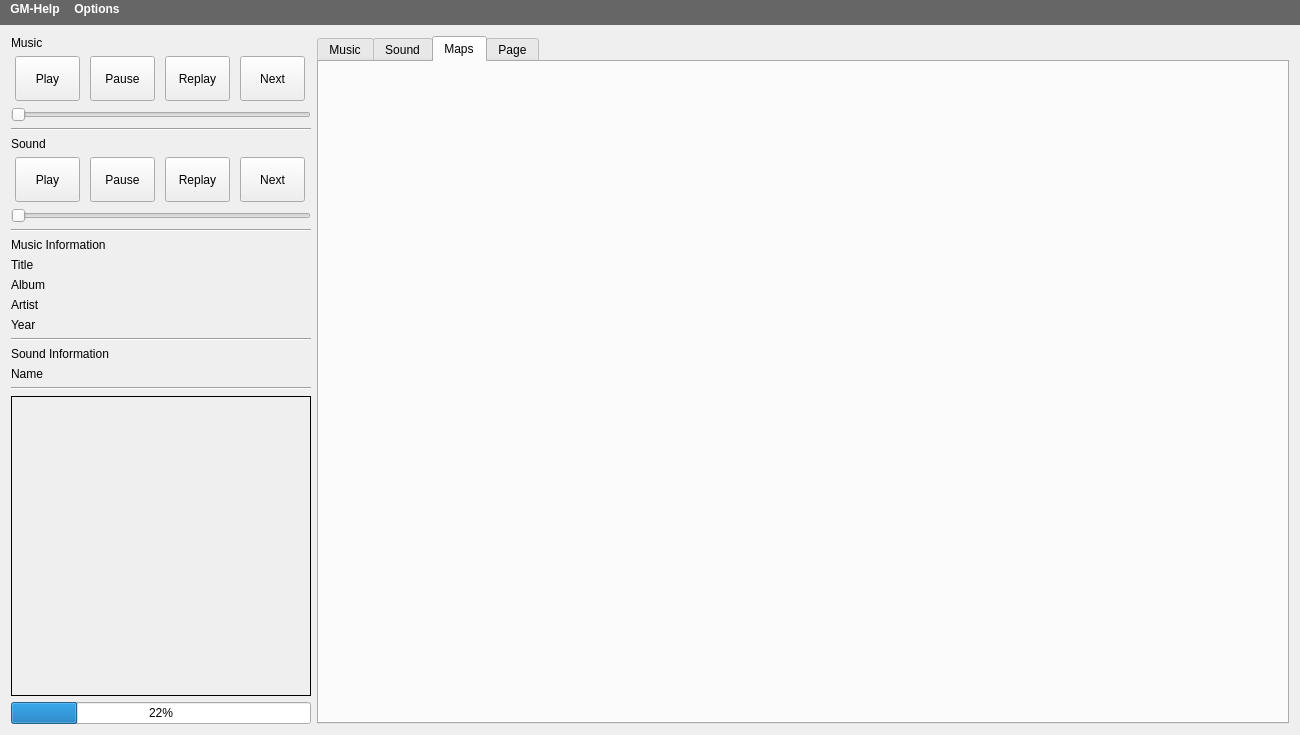
PhilInTheGaps/GM-Companion, file C++Project/GM-Companion/mainwindow.ui: the form before one commit.
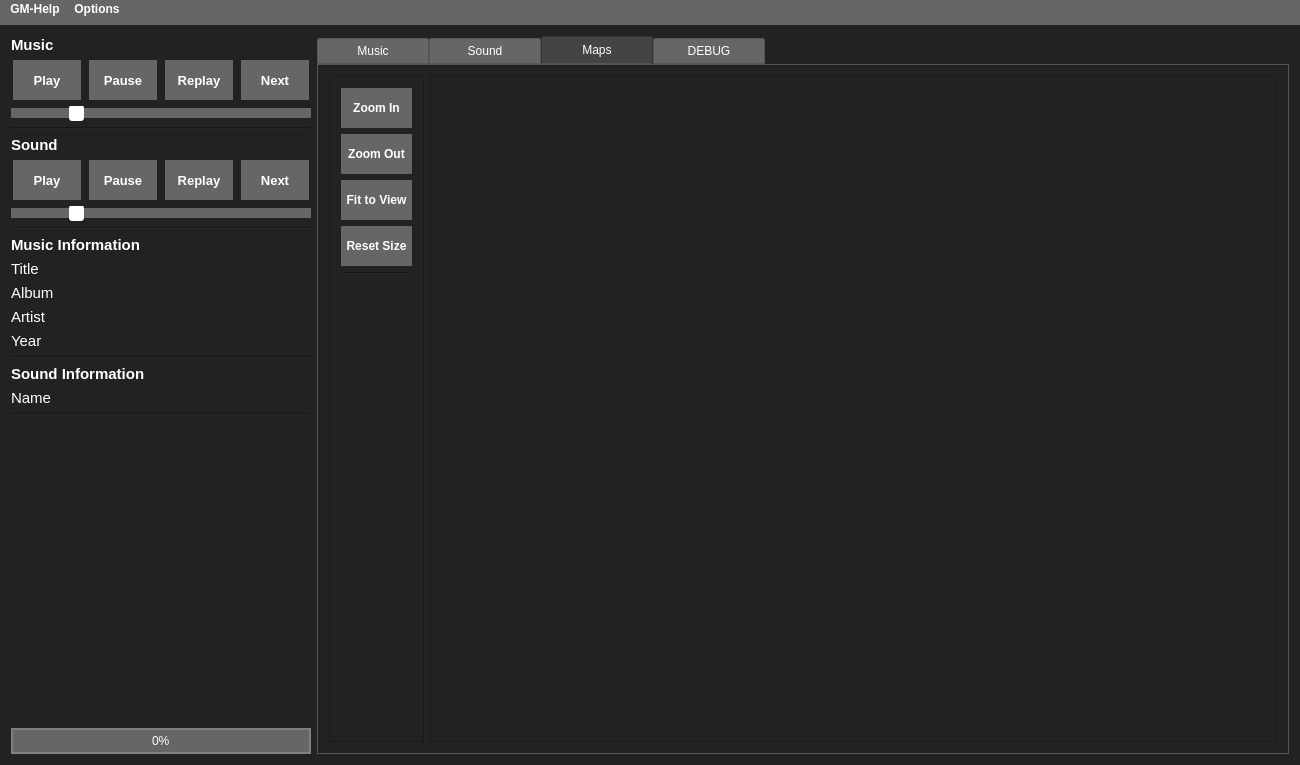
The form after the commit. The open tabs and pages were chosen to show the change. Icons and pictures are not drawn.

Diff of the .ui file:
```diff
--- a/C++Project/GM-Companion/mainwindow.ui
+++ b/C++Project/GM-Companion/mainwindow.ui
@@ -7,7 +7,7 @@
     <x>0</x>
     <y>0</y>
     <width>1300</width>
-    <height>720</height>
+    <height>727</height>
    </rect>
   </property>
   <property name="sizePolicy">
@@ -26,6 +26,181 @@
   <property name="autoFillBackground">
    <bool>false</bool>
   </property>
+  <property name="styleSheet">
+   <string notr="true">QWidget {
+	background-color: #222222;
+	color: rgb(255, 255, 255);
+}
+
+QMenuBar{
+background-color: rgb(102, 102, 102);
+}
+
+QPushButton{
+background-color: rgb(102, 102, 102);
+border: 1px;
+padding: 5px;
+min-width: 40px;
+min-height: 30px;
+}
+
+QPushButton:pressed{
+background-color: rgb(51, 51, 51);
+}
+
+QPushButton:hover:!pressed{
+background-color: rgb(85, 85, 85);
+}
+
+QSlider::groove:horizontal {
+    border: transparent;
+	height: 10px;
+	background-color: rgb(102, 102, 102);
+    margin: 5px 0;
+}
+
+QSlider::handle:horizontal {
+    background: white;
+    border: transparent;
+    width: 15px;
+    margin: -3px 0;
+    border-radius: 3px;
+}
+
+QProgressBar {
+    border: 2px solid grey;
+	background-color: rgb(102, 102, 102);
+    border-radius: 0px;
+	text-align: center;
+}
+
+QProgressBar::chunk {
+    background-color: #222222;
+    width: 1px;
+}
+
+QTabWidget::pane { /* The tab widget frame */
+    border: 1px solid #555555;
+}
+
+QTabWidget::tab-bar {
+    left: 0px;
+}
+
+QTabBar::tab {
+	background-color: rgb(102, 102, 102);
+    border: 1px solid #555555;
+    border-top-left-radius: 2px;
+    border-top-right-radius: 2px;
+    min-width: 100px;
+    padding: 5px;
+}
+
+QTabBar::tab:selected, QTabBar::tab:hover {
+    background: #555555;
+}
+
+QTabBar::tab:selected {
+    border-color: #333333;
+    border-bottom-color: #555555; /* same as pane color */
+	background-color: rgb(68, 68, 68);
+}
+
+QTabBar::tab:!selected {
+    margin-top: 2px; /* make non-selected tabs look smaller */
+}
+
+QToolBox::tab {
+background-color: rgb(102, 102, 102);
+    border-radius: 1px;
+}
+
+QToolBox::tab:hover:!pressed {
+background-color: rgb(85, 85, 85);
+}
+
+QToolBox::tab:!pressed {
+background-color: rgb(51, 51, 51);
+}
+
+QToolBox::tab:selected { 
+    font: italic, bold;
+}
+
+QTableView{
+selection-background-color: rgb(68, 68, 68);
+}
+
+QTableView QTableCornerButton::section {
+background-color: rgb(34, 34, 34);
+}
+
+QTableView::item {
+    hborder: 5px solid rgba(68, 119, 170, 150);
+	
+	background-color: #333333;
+}
+
+QTableView::item:selected {
+	background-color: #777777;
+}
+
+QTableView, QHeaderView::section {    
+	background-color: rgb(34, 34, 34);
+}
+
+QScrollBar:horizontal {
+    border: 2px solid #222222;
+    background-color: #333333;
+    height: 15px;
+    margin: 0px 20px 0 20px;
+}
+QScrollBar::handle:horizontal {
+    background-color: #222222;
+    min-width: 20px;
+}
+QScrollBar::add-line:horizontal {
+    border: 2px solid #444444;
+    background: #222222;
+    width: 20px;
+    subcontrol-position: right;
+    subcontrol-origin: margin;
+}
+
+QScrollBar::sub-line:horizontal {
+    border: 2px solid #444444;
+    background: #222222;
+    width: 20px;
+    subcontrol-position: left;
+    subcontrol-origin: margin;
+}
+
+QScrollBar:vertical {
+    border: 2px solid #222222;
+    background-color: #333333;
+    width: 15px;
+    margin: 20px 0px 20 0px;
+}
+QScrollBar::handle:vertical {
+    background-color: #222222;
+    min-height: 20px;
+}
+QScrollBar::add-line:vertical {
+    border: 2px solid #444444;
+    background: #222222;
+    height: 20px;
+    subcontrol-position: bottom;
+    subcontrol-origin: margin;
+}
+
+QScrollBar::sub-line:vertical {
+    border: 2px solid #444444;
+    background: #222222;
+    height: 20px;
+    subcontrol-position: top;
+    subcontrol-origin: margin;
+}</string>
+  </property>
   <property name="tabShape">
    <enum>QTabWidget::Triangular</enum>
   </property>
@@ -47,6 +222,13 @@
           <verstretch>0</verstretch>
          </sizepolicy>
         </property>
+        <property name="font">
+         <font>
+          <pointsize>11</pointsize>
+          <weight>75</weight>
+          <bold>true</bold>
+         </font>
+        </property>
         <property name="text">
          <string>Music</string>
         </property>
@@ -67,19 +249,35 @@
           </property>
           <property name="minimumSize">
            <size>
-            <width>65</width>
-            <height>45</height>
+            <width>50</width>
+            <height>40</height>
            </size>
           </property>
           <property name="maximumSize">
            <size>
-            <width>65</width>
+            <width>68</width>
             <height>45</height>
            </size>
           </property>
+          <property name="font">
+           <font>
+            <pointsize>10</pointsize>
+            <weight>75</weight>
+            <bold>true</bold>
+           </font>
+          </property>
           <property name="text">
            <string>Play</string>
           </property>
+          <property name="autoDefault">
+           <bool>false</bool>
+          </property>
+          <property name="default">
+           <bool>false</bool>
+          </property>
+          <property name="flat">
+           <bool>false</bool>
+          </property>
          </widget>
         </item>
         <item>
@@ -92,16 +290,23 @@
           </property>
           <property name="minimumSize">
            <size>
-            <width>65</width>
-            <height>45</height>
+            <width>50</width>
+            <height>40</height>
            </size>
           </property>
           <property name="maximumSize">
            <size>
-            <width>65</width>
+            <width>68</width>
             <height>45</height>
            </size>
           </property>
+          <property name="font">
+           <font>
+            <pointsize>10</pointsize>
+            <weight>75</weight>
+            <bold>true</bold>
+           </font>
+          </property>
           <property name="text">
            <string>Pause</string>
           </property>
@@ -117,16 +322,23 @@
           </property>
           <property name="minimumSize">
            <size>
-            <width>65</width>
-            <height>45</height>
+            <width>50</width>
+            <height>40</height>
            </size>
           </property>
           <property name="maximumSize">
            <size>
-            <width>65</width>
+            <width>68</width>
             <height>45</height>
            </size>
           </property>
+          <property name="font">
+           <font>
+            <pointsize>10</pointsize>
+            <weight>75</weight>
+            <bold>true</bold>
+           </font>
+          </property>
           <property name="text">
            <string>Replay</string>
           </property>
@@ -142,16 +354,23 @@
           </property>
           <property name="minimumSize">
            <size>
-            <width>65</width>
-            <height>45</height>
+            <width>50</width>
+            <height>40</height>
            </size>
           </property>
           <property name="maximumSize">
            <size>
-            <width>65</width>
+            <width>68</width>
             <height>45</height>
            </size>
           </property>
+          <property name="font">
+           <font>
+            <pointsize>10</pointsize>
+            <weight>75</weight>
+            <bold>true</bold>
+           </font>
+          </property>
           <property name="text">
            <string>Next</string>
           </property>
@@ -173,6 +392,12 @@
           <height>0</height>
          </size>
         </property>
+        <property name="toolTip">
+         <string>Music Volume</string>
+        </property>
+        <property name="value">
+         <number>20</number>
+        </property>
         <property name="orientation">
          <enum>Qt::Horizontal</enum>
         </property>
@@ -193,6 +418,13 @@
           <verstretch>0</verstretch>
          </sizepolicy>
         </property>
+        <property name="font">
+         <font>
+          <pointsize>11</pointsize>
+          <weight>75</weight>
+          <bold>true</bold>
+         </font>
+        </property>
         <property name="text">
          <string>Sound</string>
         </property>
@@ -210,16 +442,23 @@
           </property>
           <property name="minimumSize">
            <size>
-            <width>65</width>
-            <height>45</height>
+            <width>50</width>
+            <height>40</height>
            </size>
           </property>
           <property name="maximumSize">
            <size>
-            <width>65</width>
+            <width>68</width>
             <height>45</height>
            </size>
           </property>
+          <property name="font">
+           <font>
+            <pointsize>10</pointsize>
+            <weight>75</weight>
+            <bold>true</bold>
+           </font>
+          </property>
           <property name="text">
            <string>Play</string>
           </property>
@@ -235,16 +474,23 @@
           </property>
           <property name="minimumSize">
            <size>
-            <width>65</width>
-            <height>45</height>
+            <width>50</width>
+            <height>40</height>
            </size>
           </property>
           <property name="maximumSize">
            <size>
-            <width>65</width>
+            <width>68</width>
             <height>45</height>
            </size>
           </property>
+          <property name="font">
+           <font>
+            <pointsize>10</pointsize>
+            <weight>75</weight>
+            <bold>true</bold>
+           </font>
+          </property>
           <property name="text">
            <string>Pause</string>
           </property>
@@ -260,16 +506,23 @@
           </property>
           <property name="minimumSize">
            <size>
-            <width>65</width>
-            <height>45</height>
+            <width>50</width>
+            <height>40</height>
            </size>
           </property>
           <property name="maximumSize">
            <size>
-            <width>65</width>
+            <width>68</width>
             <height>45</height>
            </size>
           </property>
+          <property name="font">
+           <font>
+            <pointsize>10</pointsize>
+            <weight>75</weight>
+            <bold>true</bold>
+           </font>
+          </property>
           <property name="text">
            <string>Replay</string>
           </property>
@@ -285,16 +538,23 @@
           </property>
           <property name="minimumSize">
            <size>
-            <width>65</width>
-            <height>45</height>
+            <width>50</width>
+            <height>40</height>
            </size>
           </property>
           <property name="maximumSize">
            <size>
-            <width>65</width>
+            <width>68</width>
             <height>45</height>
            </size>
           </property>
+          <property name="font">
+           <font>
+            <pointsize>10</pointsize>
+            <weight>75</weight>
+            <bold>true</bold>
+           </font>
+          </property>
           <property name="text">
            <string>Next</string>
           </property>
@@ -316,6 +576,12 @@
           <height>0</height>
          </size>
         </property>
+        <property name="toolTip">
+         <string>Sound Volume</string>
+        </property>
+        <property name="value">
+         <number>20</number>
+        </property>
         <property name="orientation">
          <enum>Qt::Horizontal</enum>
         </property>
@@ -342,6 +608,13 @@
           <verstretch>0</verstretch>
          </sizepolicy>
         </property>
+        <property name="font">
+         <font>
+          <pointsize>11</pointsize>
+          <weight>75</weight>
+          <bold>true</bold>
+         </font>
+        </property>
         <property name="text">
          <string>Music Information</string>
         </property>
@@ -355,6 +628,11 @@
           <verstretch>0</verstretch>
          </sizepolicy>
         </property>
+        <property name="font">
+         <font>
+          <pointsize>11</pointsize>
+         </font>
+        </property>
         <property name="text">
          <string>Title</string>
         </property>
@@ -368,6 +646,11 @@
           <verstretch>0</verstretch>
          </sizepolicy>
         </property>
+        <property name="font">
+         <font>
+          <pointsize>11</pointsize>
+         </font>
+        </property>
         <property name="text">
          <string>Album</string>
         </property>
@@ -381,6 +664,11 @@
           <verstretch>0</verstretch>
          </sizepolicy>
         </property>
+        <property name="font">
+         <font>
+          <pointsize>11</pointsize>
+         </font>
+        </property>
         <property name="text">
          <string>Artist</string>
         </property>
@@ -394,6 +682,11 @@
           <verstretch>0</verstretch>
          </sizepolicy>
         </property>
+        <property name="font">
+         <font>
+          <pointsize>11</pointsize>
+         </font>
+        </property>
         <property name="text">
          <string>Year</string>
         </property>
@@ -420,6 +713,13 @@
           <verstretch>0</verstretch>
          </sizepolicy>
         </property>
+        <property name="font">
+         <font>
+          <pointsize>11</pointsize>
+          <weight>75</weight>
+          <bold>true</bold>
+         </font>
+        </property>
         <property name="text">
          <string>Sound Information</string>
         </property>
@@ -433,6 +733,11 @@
           <verstretch>0</verstretch>
          </sizepolicy>
         </property>
+        <property name="font">
+         <font>
+          <pointsize>11</pointsize>
+         </font>
+        </property>
         <property name="text">
          <string>Name</string>
         </property>
@@ -466,7 +771,7 @@
          </size>
         </property>
         <property name="frameShape">
-         <enum>QFrame::Box</enum>
+         <enum>QFrame::NoFrame</enum>
         </property>
         <property name="frameShadow">
          <enum>QFrame::Plain</enum>
@@ -496,8 +801,20 @@
           <height>16777215</height>
          </size>
         </property>
+        <property name="toolTip">
+         <string>Current Music Progress</string>
+        </property>
+        <property name="autoFillBackground">
+         <bool>false</bool>
+        </property>
+        <property name="styleSheet">
+         <string notr="true"/>
+        </property>
+        <property name="maximum">
+         <number>1</number>
+        </property>
         <property name="value">
-         <number>22</number>
+         <number>0</number>
         </property>
         <property name="textVisible">
          <bool>true</bool>
@@ -544,10 +861,146 @@
        <attribute name="title">
         <string>Maps</string>
        </attribute>
+       <layout class="QHBoxLayout" name="horizontalLayout">
+        <item>
+         <widget class="QFrame" name="mapsControlFrame">
+          <property name="sizePolicy">
+           <sizepolicy hsizetype="Maximum" vsizetype="Expanding">
+            <horstretch>0</horstretch>
+            <verstretch>0</verstretch>
+           </sizepolicy>
+          </property>
+          <property name="frameShape">
+           <enum>QFrame::StyledPanel</enum>
+          </property>
+          <property name="frameShadow">
+           <enum>QFrame::Raised</enum>
+          </property>
+          <layout class="QVBoxLayout" name="verticalLayout_4">
+           <item>
+            <widget class="QPushButton" name="mapsZoomInButton">
+             <property name="minimumSize">
+              <size>
+               <width>50</width>
+               <height>40</height>
+              </size>
+             </property>
+             <property name="font">
+              <font>
+               <weight>75</weight>
+               <bold>true</bold>
+              </font>
+             </property>
+             <property name="text">
+              <string>Zoom In</string>
+             </property>
+            </widget>
+           </item>
+           <item>
+            <widget class="QPushButton" name="mapsZoomOutButton">
+             <property name="minimumSize">
+              <size>
+               <width>50</width>
+               <height>40</height>
+              </size>
+             </property>
+             <property name="font">
+              <font>
+               <weight>75</weight>
+               <bold>true</bold>
+              </font>
+             </property>
+             <property name="text">
+              <string>Zoom Out</string>
+             </property>
+            </widget>
+           </item>
+           <item>
+            <widget class="QPushButton" name="mapsFitToViewButton">
+             <property name="minimumSize">
+              <size>
+               <width>50</width>
+               <height>40</height>
+              </size>
+             </property>
+             <property name="font">
+              <font>
+               <weight>75</weight>
+               <bold>true</bold>
+              </font>
+             </property>
+             <property name="text">
+              <string>Fit to View</string>
+             </property>
+            </widget>
+           </item>
+           <item>
+            <widget class="QPushButton" name="mapsResetSizeButton">
+             <property name="minimumSize">
+              <size>
+               <width>50</width>
+               <height>40</height>
+              </size>
+             </property>
+             <property name="font">
+              <font>
+               <weight>75</weight>
+               <bold>true</bold>
+              </font>
+             </property>
+             <property name="text">
+              <string>Reset Size</string>
+             </property>
+            </widget>
+           </item>
+           <item>
+            <widget class="Line" name="line_5">
+             <property name="orientation">
+              <enum>Qt::Horizontal</enum>
+             </property>
+            </widget>
+           </item>
+           <item>
+            <spacer name="verticalSpacer">
+             <property name="orientation">
+              <enum>Qt::Vertical</enum>
+             </property>
+             <property name="sizeHint" stdset="0">
+              <size>
+               <width>20</width>
+               <height>40</height>
+              </size>
+             </property>
+            </spacer>
+           </item>
+          </layout>
+         </widget>
+        </item>
+        <item>
+         <layout class="QVBoxLayout" name="mapsVBox">
+          <item>
+           <widget class="QFrame" name="mapsButtonFrame">
+            <property name="sizePolicy">
+             <sizepolicy hsizetype="Expanding" vsizetype="Preferred">
+              <horstretch>0</horstretch>
+              <verstretch>0</verstretch>
+             </sizepolicy>
+            </property>
+            <property name="frameShape">
+             <enum>QFrame::StyledPanel</enum>
+            </property>
+            <property name="frameShadow">
+             <enum>QFrame::Raised</enum>
+            </property>
+           </widget>
+          </item>
+         </layout>
+        </item>
+       </layout>
       </widget>
       <widget class="QWidget" name="tab">
        <attribute name="title">
-        <string>Page</string>
+        <string>DEBUG</string>
        </attribute>
        <layout class="QVBoxLayout" name="verticalLayout_6">
         <item>
```
Left out of the diff: 26 changed lines with no effect on the pictures.
